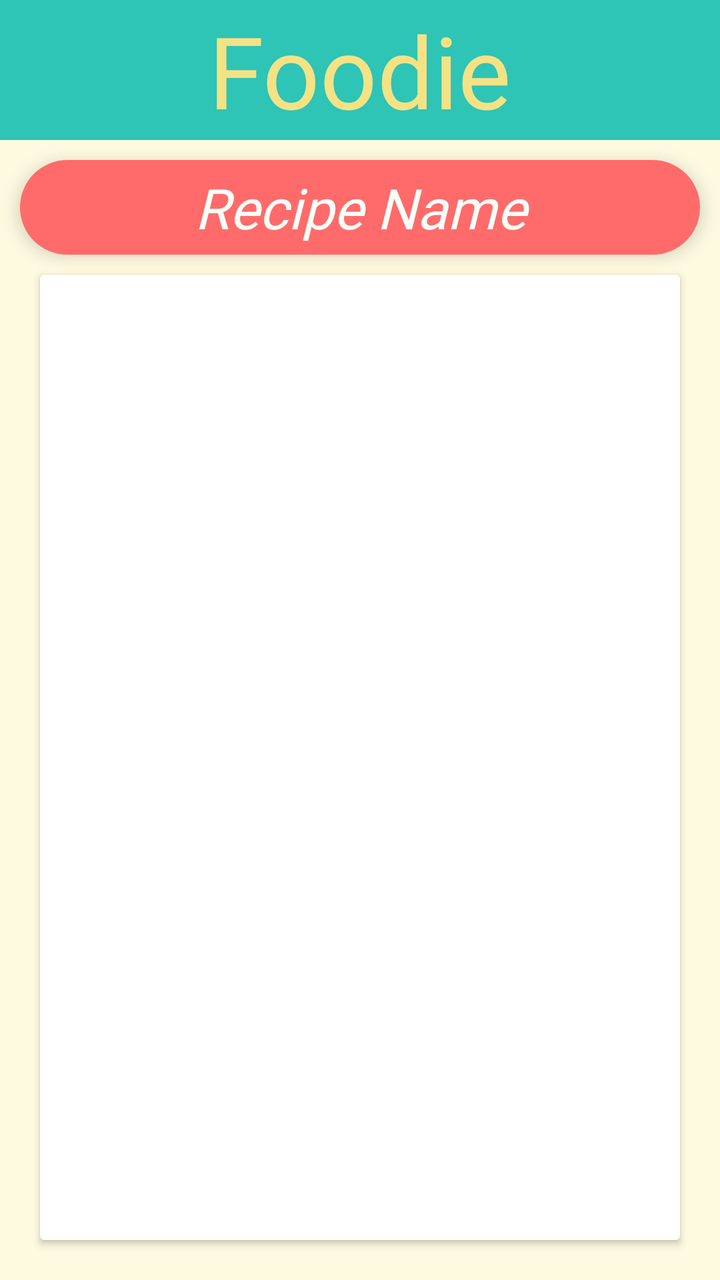
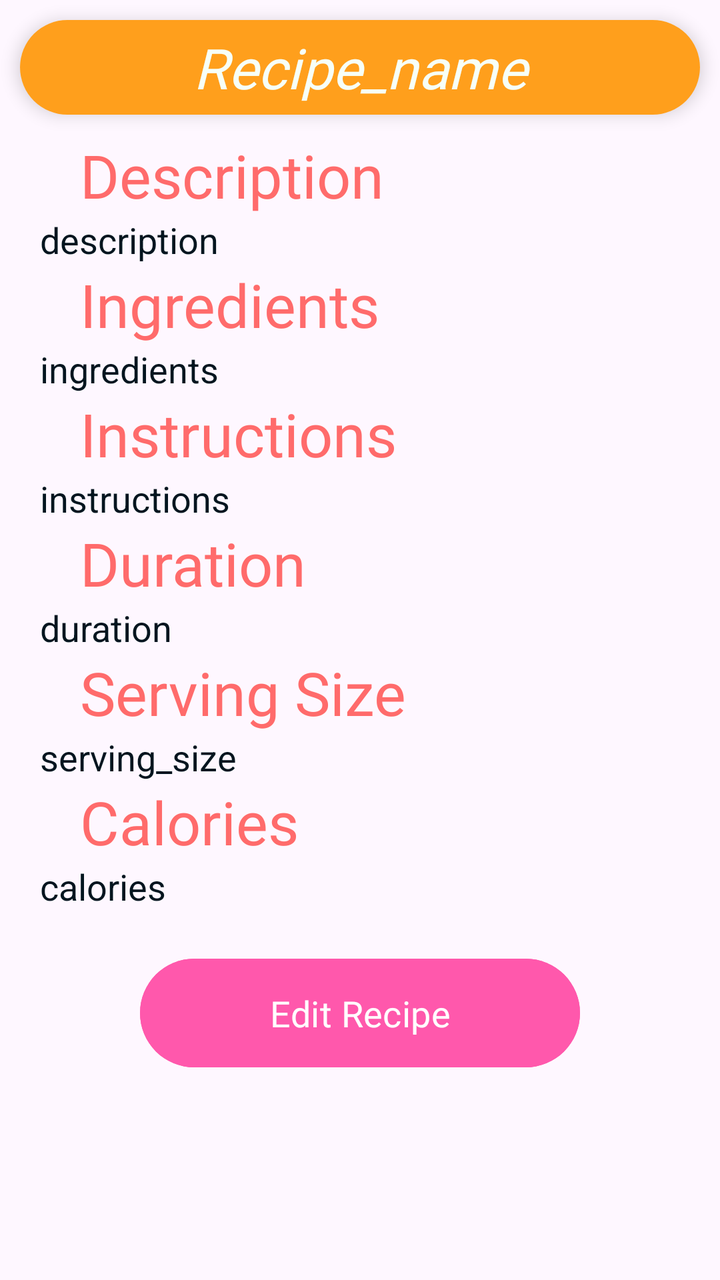

Compare the two renders of this Android layout. The source of the first and the diff that turns it into the second are given below.
<!-- AndroidManifest.xml: application theme Theme.Foodie -->
<!-- res/layout/recipe_item_layout.xml -->
<?xml version="1.0" encoding="utf-8"?>
<LinearLayout xmlns:android="http://schemas.android.com/apk/res/android"
    xmlns:tools="http://schemas.android.com/tools"
    android:layout_width="match_parent"
    android:layout_height="match_parent"
    android:orientation="vertical"
    android:background="@color/cornsilk"
    tools:context=".fragments.RecipeListFragment">

    
    <TextView
        android:id="@+id/main_heading"
        android:layout_width="match_parent"
        android:layout_height="70dp"
        android:fontFamily="@font/modak_regular"
        android:text="@string/app_name"
        android:gravity="center"
        android:textColor="@color/light_gold"
        android:background="@color/sky_blue"
        android:textSize="50sp" />

    
    <include layout="@layout/recipe_heading"/>

    <androidx.cardview.widget.CardView
        xmlns:android="http://schemas.android.com/apk/res/android"
        xmlns:tools="http://schemas.android.com/tools"
        android:id="@+id/items_view"
        android:layout_width="match_parent"
        android:layout_height="match_parent"
        android:background="@color/mint_cream"
        android:padding="10dp"
        android:layout_marginHorizontal="20dp"
        android:layout_marginTop="0dp"
        android:layout_marginBottom="20dp"
        android:elevation="10dp">

    </androidx.cardview.widget.CardView>




</LinearLayout>
<!-- res/layout/recipe_heading.xml (included above) -->
<?xml version="1.0" encoding="utf-8"?>
<androidx.cardview.widget.CardView xmlns:android="http://schemas.android.com/apk/res/android"
    xmlns:app="http://schemas.android.com/apk/res-auto"
    android:layout_width="match_parent"
    android:layout_height="wrap_content"
    android:layout_margin="10dp"
    android:orientation="vertical"
    app:cardCornerRadius="25dp"
    app:cardElevation="5dp"
    app:cardBackgroundColor="@color/cornsilk">

    <TextView
        android:id="@+id/recipe_name"
        android:layout_width="match_parent"
        android:layout_height="wrap_content"
        android:gravity="center"
        android:text="Recipe Name"
        android:textSize="28sp"
        android:background="@color/grapefruit_pink"
        android:textStyle="italic|normal"
        android:fontFamily="@font/bagel_fat"
        android:textColor="@color/mint_cream"
        android:paddingVertical="5dp"
        />

</androidx.cardview.widget.CardView>
<!-- resources referenced by this layout -->
<resources>
  <color name="cornsilk">#FEFAE0</color>
  <color name="grapefruit_pink">#FF6B6B</color>
  <color name="light_gold">#F4E285</color>
  <color name="mint_cream">#F7FFF7</color>
  <color name="sky_blue">#2EC4B6</color>
  <string name="app_name">Foodie</string>
  <style name="Theme.Foodie" parent="Base.Theme.Foodie" />
  <style name="Base.Theme.Foodie" parent="Theme.Material3.DayNight.NoActionBar">
          
          
      </style>
</resources>

<!-- the commit's change to res/layout/recipe_item_layout.xml (unified diff, before → after) -->
@@ -4,67 +4,173 @@
     android:layout_width="match_parent"
     android:layout_height="match_parent"
     android:orientation="vertical"
-    android:background="@color/cornsilk"
-    tools:context=".fragments.RecipeListFragment">
+    android:layout_margin="10dp"
+    tools:context=".fragments.recipeFragments.RecipeListFragment">
+
+    
+    <androidx.cardview.widget.CardView
+        xmlns:app="http://schemas.android.com/apk/res-auto"
+        android:layout_width="match_parent"
+        android:layout_height="wrap_content"
+        android:layout_margin="10dp"
+        android:orientation="vertical"
+        app:cardCornerRadius="25dp"
+        app:cardElevation="5dp">
+
+        <TextView
+            android:id="@+id/recipe_name"
+            android:layout_width="match_parent"
+            android:layout_height="wrap_content"
+            android:gravity="center"
+            android:text="@string/recipe_name"
+            android:textSize="28sp"
+            android:background="@color/bright_orange"
+            android:textStyle="italic|normal"
+            android:fontFamily="@font/bagel_fat"
+            android:textColor="@color/mint_cream"
+            android:paddingVertical="5dp"
+            />
+
+    </androidx.cardview.widget.CardView>
 
     
     <TextView
-        android:id="@+id/main_heading"
         android:layout_width="match_parent"
-        android:layout_height="70dp"
-        android:fontFamily="@font/modak_regular"
-        android:text="@string/app_name"
-        android:gravity="center"
-        android:textColor="@color/light_gold"
-        android:background="@color/sky_blue"
-        android:textSize="50sp" />
+        android:layout_height="wrap_content"
+        android:text="@string/recipe_description_label"
+        android:textSize="30sp"
+        android:textColor="@color/grapefruit_pink"
+        android:fontFamily="@font/bagel_fat"
+        android:paddingHorizontal="40dp"
+       />
+
+    <TextView
+        android:id="@+id/recipe_description"
+        android:layout_width="match_parent"
+        android:layout_height="wrap_content"
+        android:text="@string/recipe_description"
+        android:textColor="@color/ink_black"
+        android:textSize="18sp"
+        android:paddingHorizontal="20dp"
+        />
 
     
-    <include layout="@layout/recipe_heading"/>
+    <TextView
+        android:layout_width="match_parent"
+        android:layout_height="wrap_content"
+        android:text="@string/recipe_ingredients_label"
+        android:textSize="30sp"
+        android:textColor="@color/grapefruit_pink"
+        android:fontFamily="@font/bagel_fat"
+        android:paddingHorizontal="40dp"
+        />
 
-    <androidx.cardview.widget.CardView
-        xmlns:android="http://schemas.android.com/apk/res/android"
-        xmlns:tools="http://schemas.android.com/tools"
-        android:id="@+id/items_view"
+    <TextView
+        android:id="@+id/recipe_ingredients"
         android:layout_width="match_parent"
-        android:layout_height="match_parent"
-        android:background="@color/mint_cream"
-        android:padding="10dp"
-        android:layout_marginHorizontal="20dp"
-        android:layout_marginTop="0dp"
-        android:layout_marginBottom="20dp"
-        android:elevation="10dp">
+        android:layout_height="wrap_content"
+        android:text="@string/recipe_ingredients"
+        android:textColor="@color/ink_black"
+        android:textSize="18sp"
+        android:paddingHorizontal="20dp"
+        />
 
-    </androidx.cardview.widget.CardView>
+    
+    <TextView
+        android:layout_width="match_parent"
+        android:layout_height="wrap_content"
+        android:text="@string/recipe_instructions_label"
+        android:textSize="30sp"
+        android:textColor="@color/grapefruit_pink"
+        android:fontFamily="@font/bagel_fat"
+        android:paddingHorizontal="40dp"
+        />
 
+    <TextView
+        android:id="@+id/recipe_instructions"
+        android:layout_width="match_parent"
+        android:layout_height="wrap_content"
+        android:text="@string/recipe_instructions"
+        android:textColor="@color/ink_black"
+        android:textSize="18sp"
+        android:paddingHorizontal="20dp"
+        />
 
+    
+    <TextView
+        android:layout_width="match_parent"
+        android:layout_height="wrap_content"
+        android:text="@string/recipe_duration_label"
+        android:textSize="30sp"
+        android:textColor="@color/grapefruit_pink"
+        android:fontFamily="@font/bagel_fat"
+        android:paddingHorizontal="40dp"
+        />
 
+    <TextView
+        android:id="@+id/recipe_duration"
+        android:layout_width="match_parent"
+        android:layout_height="wrap_content"
+        android:text="@string/recipe_duration"
+        android:textColor="@color/ink_black"
+        android:textSize="18sp"
+        android:paddingHorizontal="20dp"
+        />
+
+    
+    <TextView
+        android:layout_width="match_parent"
+        android:layout_height="wrap_content"
+        android:text="@string/recipe_serving_label"
+        android:textSize="30sp"
+        android:textColor="@color/grapefruit_pink"
+        android:fontFamily="@font/bagel_fat"
+        android:paddingHorizontal="40dp"
+        />
+
+    <TextView
+        android:id="@+id/recipe_serving"
+        android:layout_width="match_parent"
+        android:layout_height="wrap_content"
+        android:text="@string/recipe_serving"
+        android:textColor="@color/ink_black"
+        android:textSize="18sp"
+        android:paddingHorizontal="20dp"
+        />
+
+    
+    <TextView
+        android:layout_width="match_parent"
+        android:layout_height="wrap_content"
+        android:text="@string/recipe_calories_label"
+        android:textSize="30sp"
+        android:textColor="@color/grapefruit_pink"
+        android:fontFamily="@font/bagel_fat"
+        android:paddingHorizontal="40dp"
+        />
+
+    <TextView
+        android:id="@+id/recipe_calories"
+        android:layout_width="match_parent"
+        android:layout_height="wrap_content"
+        android:text="@string/recipe_calories"
+        android:textColor="@color/ink_black"
+        android:textSize="18sp"
+        android:paddingHorizontal="20dp"
+        />
+
+    
+    <Button
+        android:id="@+id/edit_recipe_item_btn"
+        android:layout_width="match_parent"
+        android:layout_height="wrap_content"
+        android:layout_marginHorizontal="70dp"
+        android:layout_gravity="bottom|center"
+        android:layout_marginVertical="20dp"
+        android:backgroundTint="@color/blush_pop"
+        android:fontFamily="@font/bagel_fat"
+        android:padding="15dp"
+        android:text="@string/edit_recipe_item"
+        android:textSize="18sp" />
 
 </LinearLayout>
-<!-- res/layout/recipe_heading.xml (included above) -->
-<?xml version="1.0" encoding="utf-8"?>
-<androidx.cardview.widget.CardView xmlns:android="http://schemas.android.com/apk/res/android"
-    xmlns:app="http://schemas.android.com/apk/res-auto"
-    android:layout_width="match_parent"
-    android:layout_height="wrap_content"
-    android:layout_margin="10dp"
-    android:orientation="vertical"
-    app:cardCornerRadius="25dp"
-    app:cardElevation="5dp"
-    app:cardBackgroundColor="@color/cornsilk">
-
-    <TextView
-        android:id="@+id/recipe_name"
-        android:layout_width="match_parent"
-        android:layout_height="wrap_content"
-        android:gravity="center"
-        android:text="Recipe Name"
-        android:textSize="28sp"
-        android:background="@color/grapefruit_pink"
-        android:textStyle="italic|normal"
-        android:fontFamily="@font/bagel_fat"
-        android:textColor="@color/mint_cream"
-        android:paddingVertical="5dp"
-        />
-
-</androidx.cardview.widget.CardView>
<!-- resource entries referenced after the edit -->
@@ -1,11 +1,24 @@
 <!-- resources referenced by this layout -->
 <resources>
-  <color name="cornsilk">#FEFAE0</color>
+  <color name="blush_pop">#FF58AC</color>
+  <color name="bright_orange">#FF9F1C</color>
   <color name="grapefruit_pink">#FF6B6B</color>
-  <color name="light_gold">#F4E285</color>
+  <color name="ink_black">#04151F</color>
   <color name="mint_cream">#F7FFF7</color>
-  <color name="sky_blue">#2EC4B6</color>
-  <string name="app_name">Foodie</string>
+  <string name="edit_recipe_item">Edit Recipe</string>
+  <string name="recipe_calories">calories</string>
+  <string name="recipe_calories_label">Calories</string>
+  <string name="recipe_description">description</string>
+  <string name="recipe_description_label">Description</string>
+  <string name="recipe_duration">duration</string>
+  <string name="recipe_duration_label">Duration</string>
+  <string name="recipe_ingredients">ingredients</string>
+  <string name="recipe_ingredients_label">Ingredients</string>
+  <string name="recipe_instructions">instructions</string>
+  <string name="recipe_instructions_label">Instructions</string>
+  <string name="recipe_name">Recipe_name</string>
+  <string name="recipe_serving">serving_size</string>
+  <string name="recipe_serving_label">Serving Size</string>
   <style name="Theme.Foodie" parent="Base.Theme.Foodie" />
   <style name="Base.Theme.Foodie" parent="Theme.Material3.DayNight.NoActionBar">
           
